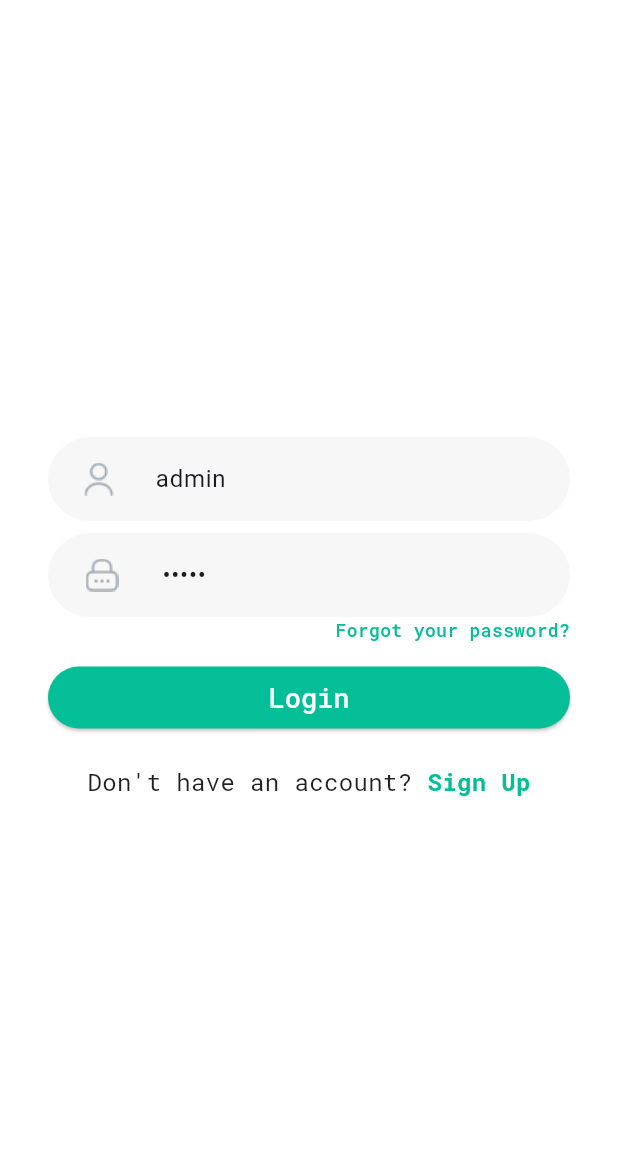
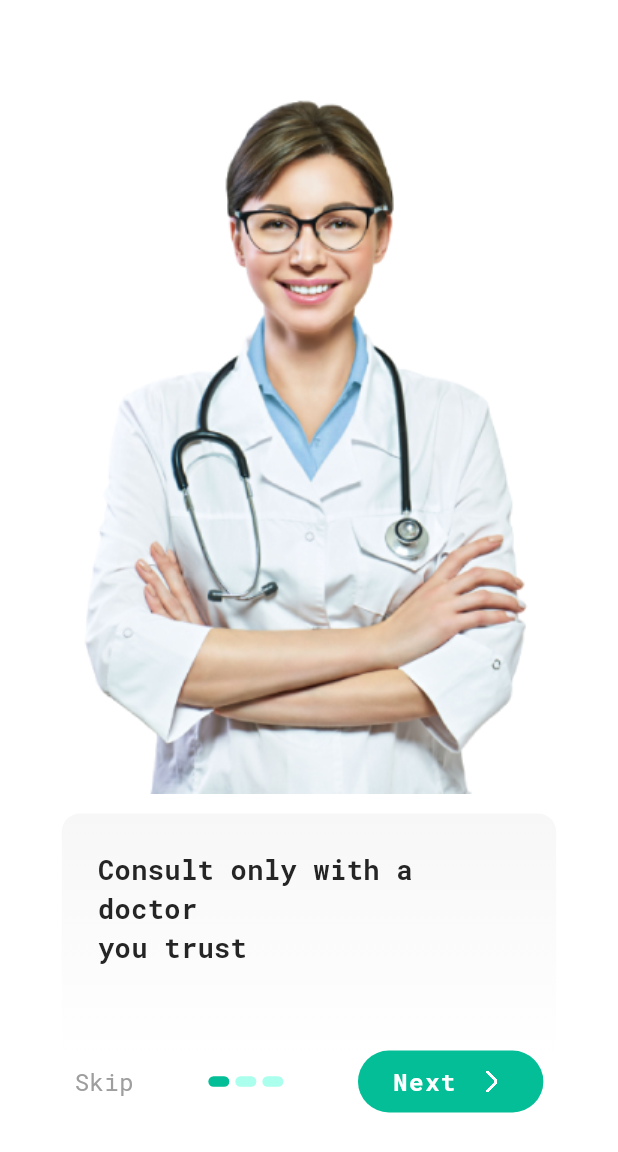
Before and after one commit to ratchaphong/hell_doctor, a Flutter app: the screen it shows after launch, on a phone screen of 412 x 824 dp. Shown: the top 1152 px of the screen. Run offline on Flutter 3.47's test engine with Material 3 defaults, Android fonts, the light colour scheme and no system bars; drawn by our look-alikes of smooth_page_indicator; our stand-ins replace dio, get, google_fonts, retrofit, shared_preferences; generated files the repository leaves out were written again.

Commit message:
add on boarding screen

```diff
--- a/lib/main.dart
+++ b/lib/main.dart
@@ -16,6 +16,7 @@ class MyApp extends StatelessWidget {
       title: 'Your Project Name',
       initialRoute: '/',
       getPages: Routes.routes,
+      debugShowCheckedModeBanner: false,
     );
   }
 }
--- a/lib/routes.dart
+++ b/lib/routes.dart
@@ -7,9 +7,9 @@ import 'views/splash_screen.dart';
 
 class Routes {
   static final routes = [
-    GetPage(name: '/', page: () => SplashScreen()),
-    GetPage(name: '/login', page: () => LoginScreen()),
-    GetPage(name: '/register', page: () => RegisterScreen()),
+    GetPage(name: '/', page: () => const SplashScreen()),
+    GetPage(name: '/login', page: () => const LoginScreen()),
+    GetPage(name: '/register', page: () => const RegisterScreen()),
     GetPage(name: '/home', page: () => const HomeScreen()),
   ];
 }
--- a/lib/utilities/theme.dart
+++ b/lib/utilities/theme.dart
@@ -3,10 +3,15 @@ import 'package:flutter/material.dart';
 class ColorResources {
   static const Color darkGreen1 = Color.fromARGB(255, 1, 77, 60);
   static const Color lightLight1 = Color.fromARGB(255, 3, 190, 150);
+  static const Color lightLight2 = Color.fromARGB(255, 170, 255, 237);
   static const Color white1 = Color.fromARGB(255, 255, 255, 255);
   static const Color white2 = Color.fromARGB(255, 247, 247, 247);
+  static const Color white3 = Color.fromARGB(255, 255, 255, 255);
+  static const Color white4 = Color.fromARGB(255, 247, 247, 247);
   static const Color black1 = Colors.black87;
   static const Color black2 = Colors.black26;
+  static const Color black3 = Color.fromARGB(255, 37, 37, 37);
+  static const Color grey1 = Colors.grey;
 }
 
 class FontSizes {
--- /dev/null
+++ b/lib/views/on_boarding/on_board_1_screen.dart
@@ -0,0 +1,69 @@
+import 'package:flutter/material.dart';
+import 'package:google_fonts/google_fonts.dart';
+import 'package:hell_care/gen/assets.gen.dart';
+import 'package:hell_care/utilities/theme.dart';
+
+class OnBoard1Screen extends StatelessWidget {
+  const OnBoard1Screen({super.key});
+
+  @override
+  Widget build(BuildContext context) {
+    return Container(
+      color: ColorResources.white1,
+      child: Column(children: [
+        const SizedBox(
+          height: 48,
+        ),
+        SizedBox(
+          height: MediaQuery.of(context).size.height * 0.6,
+          width: MediaQuery.of(context).size.width * 0.8,
+          // decoration: BoxDecoration(
+          //   image: DecorationImage(
+          //       alignment: Alignment.bottomCenter,
+          //       image: AssetImage(
+          //         "images/doctor1.png",
+          //       ),
+          //       filterQuality: FilterQuality.high),
+          // ),
+          child: Assets.images.doctor1.image(
+              // fit: BoxFit.fitHeight
+              ),
+        ),
+        Padding(
+          padding: const EdgeInsets.symmetric(horizontal: 24),
+          child: Row(
+            mainAxisAlignment: MainAxisAlignment.center,
+            children: [
+              Container(
+                height: MediaQuery.of(context).size.height * 0.2,
+                width: MediaQuery.of(context).size.width * 0.8,
+                decoration: BoxDecoration(
+                  borderRadius: BorderRadius.circular(12),
+                  gradient: const LinearGradient(
+                    begin: Alignment.topCenter,
+                    end: Alignment.bottomCenter,
+                    colors: [
+                      ColorResources.white4,
+                      ColorResources.white1,
+                    ],
+                  ),
+                ),
+                child: Padding(
+                  padding: const EdgeInsets.all(24),
+                  child: Text(
+                    "Consult only with a doctor\nyou trust",
+                    style: GoogleFonts.robotoMono(
+                      fontSize: FontSizes.sizeLg,
+                      fontWeight: FontWeight.bold,
+                      color: ColorResources.black3,
+                    ),
+                  ),
+                ),
+              )
+            ],
+          ),
+        )
+      ]),
+    );
+  }
+}
--- /dev/null
+++ b/lib/views/on_boarding/on_boarding_screen.dart
@@ -0,0 +1,155 @@
+import 'package:flutter/material.dart';
+import 'package:get/get.dart';
+import 'package:google_fonts/google_fonts.dart';
+import 'package:hell_care/gen/assets.gen.dart';
+import 'package:smooth_page_indicator/smooth_page_indicator.dart';
+
+import '../../utilities/theme.dart';
+import 'on_board_1_screen.dart';
+import 'on_board_2_screen.dart';
+import 'on_board_3_screen.dart';
+
+class OnBoarding extends StatefulWidget {
+  const OnBoarding({super.key});
+
+  @override
+  State<OnBoarding> createState() => _OnBoardingState();
+}
+
+class _OnBoardingState extends State<OnBoarding> {
+  final PageController _controller = PageController();
+
+  bool onLastpage = false;
+
+  @override
+  Widget build(BuildContext context) {
+    return Scaffold(
+      body: Stack(
+        children: [
+          PageView(
+              controller: _controller,
+              onPageChanged: (index) {
+                setState(() {
+                  onLastpage = (index == 2);
+                });
+              },
+              children: const <Widget>[
+                OnBoard1Screen(),
+                OnBoard2Screen(),
+                OnBoard3Screen(),
+              ]),
+          Positioned(
+            bottom: MediaQuery.of(context).size.height * 0.1,
+            left: 0,
+            child: SizedBox(
+              width: MediaQuery.of(context).size.width * 1.0,
+              child: Row(
+                mainAxisAlignment: MainAxisAlignment.spaceEvenly,
+                children: [
+                  GestureDetector(
+                      onTap: () {
+                        _controller.jumpToPage(2);
+                      },
+                      child: Text(
+                        "Skip",
+                        style: GoogleFonts.robotoMono(
+                          fontSize: FontSizes.sizeBase,
+                          color: ColorResources.grey1,
+                        ),
+                      )),
+                  SmoothPageIndicator(
+                    controller: _controller,
+                    count: 3,
+                    effect: const SlideEffect(
+                      spacing: 4.0,
+                      radius: 4.0,
+                      dotWidth: 14.0,
+                      dotHeight: 7.0,
+                      strokeWidth: 1.5,
+                      dotColor: ColorResources.lightLight2,
+                      activeDotColor: ColorResources.lightLight1,
+                    ),
+                  ),
+                  onLastpage
+                      ? GestureDetector(
+                          onTap: () {
+                            Get.offAllNamed('/login');
+                          },
+                          child: Container(
+                            height: MediaQuery.of(context).size.height * 0.05,
+                            width: MediaQuery.of(context).size.width * 0.3,
+                            decoration: BoxDecoration(
+                              color: ColorResources.lightLight1,
+                              borderRadius: BorderRadius.circular(32),
+                            ),
+                            child: Center(
+                              child: Row(
+                                mainAxisAlignment: MainAxisAlignment.center,
+                                children: [
+                                  Text(
+                                    "Done ",
+                                    style: GoogleFonts.robotoMono(
+                                      fontSize: FontSizes.sizeBase,
+                                      fontWeight: FontWeight.bold,
+                                      color: ColorResources.white1,
+                                      letterSpacing: 1,
+                                    ),
+                                  ),
+                                  SizedBox(
+                                    height: MediaQuery.of(context).size.height *
+                                        0.04,
+                                    width: MediaQuery.of(context).size.width *
+                                        0.04,
+                                    child: Assets.icons.check.image(),
+                                  ),
+                                ],
+                              ),
+                            ),
+                          ))
+                      : GestureDetector(
+                          onTap: () {
+                            _controller.nextPage(
+                                duration: const Duration(milliseconds: 300),
+                                curve: Curves.easeIn);
+                          },
+                          child: Container(
+                            height: MediaQuery.of(context).size.height * 0.05,
+                            width: MediaQuery.of(context).size.width * 0.3,
+                            decoration: BoxDecoration(
+                              color: ColorResources.lightLight1,
+                              borderRadius: BorderRadius.circular(32),
+                            ),
+                            child: Center(
+                              child: Row(
+                                mainAxisAlignment: MainAxisAlignment.center,
+                                children: [
+                                  Text(
+                                    "Next ",
+                                    style: GoogleFonts.robotoMono(
+                                      fontSize: FontSizes.sizeBase,
+                                      fontWeight: FontWeight.bold,
+                                      color: ColorResources.white1,
+                                      letterSpacing: 1,
+                                    ),
+                                  ),
+                                  SizedBox(
+                                    height: MediaQuery.of(context).size.height *
+                                        0.06,
+                                    width: MediaQuery.of(context).size.width *
+                                        0.06,
+                                    child: Assets.icons.arrow.image(),
+                                  ),
+                                ],
+                              ),
+                            ),
+                          ),
+                        ),
+                ],
+              ),
+            ),
+          )
+        ],
+      ),
+    );
+  }
+}
--- a/lib/views/splash_screen.dart
+++ b/lib/views/splash_screen.dart
@@ -2,6 +2,7 @@
 
 import 'package:flutter/material.dart';
 import 'package:get/get.dart';
+import 'package:hell_care/views/on_boarding/on_boarding_screen.dart';
 import '../gen/assets.gen.dart';
 import '../utilities/theme.dart';
 import 'package:shared_preferences/shared_preferences.dart';
@@ -33,7 +34,8 @@ class _SplashScreenState extends State<SplashScreen> {
       if (isLoggedIn) {
         Get.offAllNamed('/home');
       } else {
-        Get.offAllNamed('/login');
+        Get.to(() => const OnBoarding());
+        // Get.offAllNamed('/login');
       }
     });
   }
--- a/pubspec.yaml
+++ b/pubspec.yaml
@@ -41,6 +41,7 @@ dependencies:
   get_it: ^7.7.0
   google_fonts: ^6.2.1
   shared_preferences: ^2.2.3
+  smooth_page_indicator: ^1.1.0
 
 dev_dependencies:
   flutter_test:
```
Also changed, not shown: lib/views/on_boarding/on_board_2_screen.dart (added, +69 -0 lines), lib/views/on_boarding/on_board_3_screen.dart (added, +67 -0 lines), pubspec.lock.
